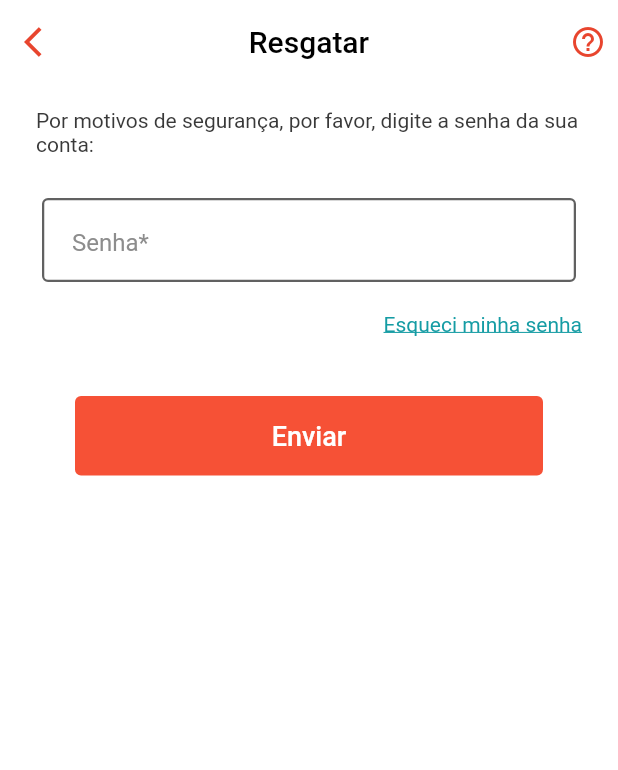
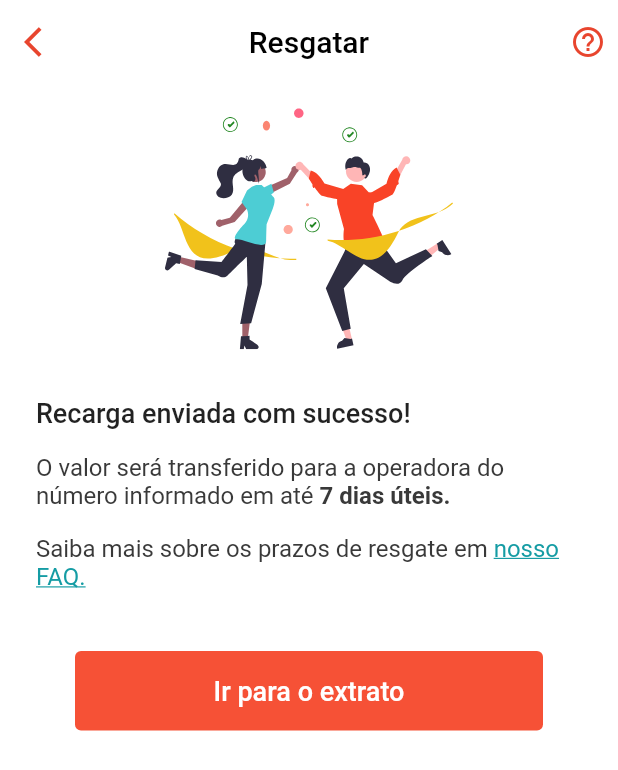
Before and after one commit to OliveiraMG/teste-flutter, a Flutter app: the screen it shows after launch, on a phone screen of 412 x 824 dp. Shown: the top 770 px of the screen. Run offline on Flutter 3.47's test engine with Material 2 defaults, Android fonts, the phone set to English and light mode, and no system bars; our stand-ins replace flutter_svg; missing offline and left inert: dart:ffi.

Commit message:
Add screen Recharge Success

```diff
--- a/teste2/lib/main.dart
+++ b/teste2/lib/main.dart
@@ -1,6 +1,7 @@
 import 'package:flutter/material.dart';
 import 'package:teste2/numberlucky.dart';
 import 'package:teste2/passwordRecharge.dart';
+import 'package:teste2/rechargeSucess.dart';
 import 'package:teste2/redeemReward.dart';
 import 'package:teste2/redeemcellphone.dart';
 
@@ -17,7 +18,7 @@ class MyApp extends StatelessWidget {
       theme: ThemeData(
         primarySwatch: Colors.blue,
       ),
-      home: PasswordRecharge(title: 'Resgatar'),
+      home: RechargeSucess(title: 'Resgatar'),
     );
   }
 }
--- /dev/null
+++ b/teste2/lib/rechargeSucess.dart
@@ -0,0 +1,157 @@
+import 'package:flutter/material.dart';
+import 'package:flutter/src/widgets/container.dart';
+import 'package:flutter/src/widgets/framework.dart';
+import 'package:flutter_svg/svg.dart';
+
+class RechargeSucess extends StatelessWidget {
+  const RechargeSucess({super.key, required this.title});
+
+  final String title;
+
+  @override
+  Widget build(BuildContext context) {
+    return Scaffold(
+      backgroundColor: Colors.white,
+      appBar: AppBar(
+        elevation: 0,
+        backgroundColor: Colors.white,
+        centerTitle: true,
+        actions: const [
+          Padding(
+            padding: EdgeInsets.only(right: 8.0),
+            child: Icon(
+              Icons.help_outline,
+              color: Color.fromRGBO(232, 69, 46, 1),
+            ),
+          )
+        ],
+        leading: const Icon(
+          Icons.arrow_back_ios,
+          color: Color.fromRGBO(232, 69, 46, 1),
+        ),
+        title: Text(
+          title,
+          style: const TextStyle(color: Colors.black),
+        ),
+      ),
+      body: SingleChildScrollView(
+        padding: const EdgeInsets.symmetric(horizontal: 24),
+        child: Column(
+          crossAxisAlignment: CrossAxisAlignment.stretch,
+          mainAxisAlignment: MainAxisAlignment.center,
+          children: [
+            const SizedBox(
+              height: 16,
+            ),
+            SvgPicture.asset('assets/svg/sucesso2.svg'),
+            const SizedBox(
+              height: 32,
+            ),
+            Text(
+              'Recarga enviada com sucesso!',
+              style: TextStyle(
+                fontWeight: FontWeight.w500,
+                fontSize: 18,
+              ),
+            ),
+            SizedBox(
+              height: 16,
+            ),
+            RichText(
+              text: const TextSpan(
+                text:
+                    'O valor será transferido para a operadora do número informado em até ',
+                style: TextStyle(
+                  color: Color.fromRGBO(57, 57, 57, 1),
+                  fontSize: 16,
+                ),
+                children: <TextSpan>[
+                  TextSpan(
+                    text: '7 dias úteis.',
+                    style: TextStyle(
+                      color: Color.fromRGBO(57, 57, 57, 1),
+                      fontWeight: FontWeight.bold,
+                    ),
+                  ),
+                ],
+              ),
+            ),
+            SizedBox(
+              height: 16,
+            ),
+            RichText(
+              text: const TextSpan(
+                text: 'Saiba mais sobre os prazos de resgate em ',
+                style: TextStyle(
+                  color: Color.fromRGBO(57, 57, 57, 1),
+                  fontSize: 16,
+                ),
+                children: <TextSpan>[
+                  TextSpan(
+                    text: 'nosso FAQ.',
+                    style: TextStyle(
+                      color: Color.fromRGBO(21, 156, 164, 1),
+                      fontSize: 16,
+                      decoration: TextDecoration.underline,
+                    ),
+                  ),
+                ],
+              ),
+            ),
+            SizedBox(
+              height: 40,
+            ),
+            Center(
+              child: Container(
+                width: 312,
+                height: 53,
+                decoration: BoxDecoration(
+                  color: Color.fromRGBO(246, 81, 54, 1),
+                  borderRadius: BorderRadius.all(
+                    Radius.circular(4),
+                  ),
+                ),
+                child: TextButton(
+                  onPressed: () {
+                    showDialog(
+                      context: context,
+                      builder: (BuildContext context) {
+                        return AlertDialog(
+                          title: Center(
+                            child: Text(
+                              "Entrou no extrato!",
+                              style:
+                                  TextStyle(fontSize: 20, color: Colors.green),
+                            ),
+                          ),
+                          content: Text(
+                            "VOCÊ ACESSOU O SEU EXTRATO COM SUCESSO!",
+                            style: TextStyle(fontSize: 16, color: Colors.green),
+                          ),
+                          actions: [
+                            TextButton(
+                              child: Text("OK"),
+                              onPressed: () {
+                                Navigator.pop(context);
+                              },
+                            ),
+                          ],
+                        );
+                      },
+                    );
+                  },
+                  child: Center(
+                    child: Text(
+                      'Ir para o extrato',
+                      style: TextStyle(color: Colors.white, fontSize: 18),
+                    ),
+                  ),
+                ),
+              ),
+            ),
+          ],
+        ),
+      ),
+    );
+  }
+}
--- a/teste2/lib/redeemcellphone.dart
+++ b/teste2/lib/redeemcellphone.dart
@@ -24,7 +24,7 @@ class _RedeemCellPhoneState extends State<RedeemCellPhone> {
     addCards();
   }
 
-  final double saldoUser = 37.0;
+  final double saldoUser = 48.0;
 
   void addCards() {
     for (double i = 10.0; i <= saldoUser; i = i + 5.0) {
```
